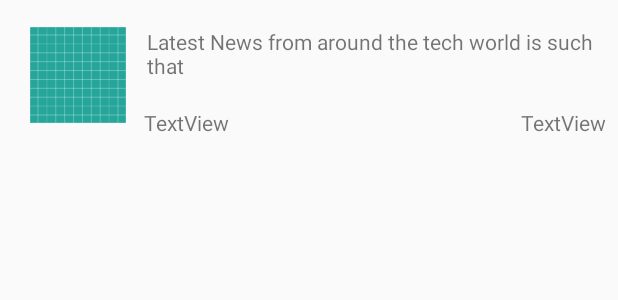
After one commit to gaurav-mishra8/KotlinSample, an Android app: the layout item_news_list.xml on its own in the app's theme, with its tools: preview values and no code run, on a phone screen of 412 x 824 dp. The commit adds this screen. Shown: the top 300 px of the screen. Run offline under Robolectric (Android 15) with nearby library versions, the phone set to English and light mode, and no system bars; network calls fail.

Commit message:
Add news list adapter

```diff
--- a/app/build.gradle
+++ b/app/build.gradle
@@ -40,6 +40,9 @@ dependencies {
     implementation "com.squareup.retrofit2:converter-gson:$retrofitVersion"
     implementation "com.squareup.retrofit2:adapter-rxjava2:$retrofitVersion"
 
+    implementation 'com.squareup.picasso:picasso:2.5.2'
+
+
     // Utility
     implementation "com.jakewharton:butterknife:$butterknifeVersion"
     kapt "com.jakewharton:butterknife-compiler:$butterknifeVersion"
--- a/app/src/main/java/com/greenbot/juniper/domain/api/NewsApiService.kt
+++ b/app/src/main/java/com/greenbot/juniper/domain/api/NewsApiService.kt
@@ -2,6 +2,7 @@ package com.greenbot.juniper.domain.api
 
 import com.greenbot.juniper.domain.model.NewsArticleResponse
 import io.reactivex.Observable
+import io.reactivex.Single
 import retrofit2.http.GET
 import retrofit2.http.Query
 
@@ -13,7 +14,7 @@ interface NewsApiService {
     @GET("/v1/articles")
     fun getNewsList(@Query("source") source: String,
                     @Query("sortBy") sortBy: String = "latest",
-                    @Query("apiKey") api: String = "78be71b8f91343c6956d1fd91d7dcc29"): Observable<NewsArticleResponse>
+                    @Query("apiKey") api: String = "78be71b8f91343c6956d1fd91d7dcc29"): Single<NewsArticleResponse>
 
 
 }
--- a/app/src/main/java/com/greenbot/juniper/ui/news/NewsView.kt
+++ b/app/src/main/java/com/greenbot/juniper/ui/news/NewsView.kt
@@ -1,11 +1,13 @@
 package com.greenbot.juniper.ui.news
+
+import com.greenbot.juniper.domain.model.NewsArticle
 
 /**
  * Created by gaurav on 9/7/17.
  */
 interface NewsView {
 
-    fun onNewsLoaded()
+    fun onNewsLoaded(articles: List<NewsArticle>)
 
     fun showLoading()
 
--- /dev/null
+++ b/app/src/main/res/layout/item_news_list.xml
@@ -0,0 +1,79 @@
+<?xml version="1.0" encoding="utf-8"?>
+<android.support.constraint.ConstraintLayout xmlns:android="http://schemas.android.com/apk/res/android"
+    xmlns:app="http://schemas.android.com/apk/res-auto"
+    xmlns:tools="http://schemas.android.com/tools"
+    android:layout_width="match_parent"
+    android:layout_height="100dp">
+
+    <ImageView
+        android:id="@+id/img_news"
+        android:layout_width="64dp"
+        android:layout_height="0dp"
+        android:layout_marginBottom="8dp"
+        android:layout_marginEnd="8dp"
+        android:layout_marginLeft="16dp"
+        android:layout_marginStart="16dp"
+        android:layout_marginTop="16dp"
+        android:scaleType="centerCrop"
+        app:layout_constraintBottom_toBottomOf="parent"
+        app:layout_constraintDimensionRatio="h,1:1"
+        app:layout_constraintEnd_toStartOf="@+id/tv_published_at"
+        app:layout_constraintLeft_toLeftOf="parent"
+        app:layout_constraintStart_toStartOf="parent"
+        app:layout_constraintTop_toTopOf="parent"
+        app:layout_constraintVertical_bias="0.166"
+        app:srcCompat="@drawable/ic_launcher_background" />
+
+    <TextView
+        android:id="@+id/tv_desc"
+        android:layout_width="0dp"
+        android:layout_height="48dp"
+        android:layout_marginEnd="8dp"
+        android:layout_marginStart="12dp"
+        android:layout_marginTop="16dp"
+        android:maxLines="2"
+        android:ellipsize="end"
+        android:padding="2dp"
+        app:layout_constraintEnd_toEndOf="parent"
+        app:layout_constraintStart_toEndOf="@+id/img_news"
+        tools:text="Latest News from around the tech world is such that"
+        app:layout_constraintTop_toTopOf="parent"
+        app:layout_constraintHorizontal_bias="0.5" />
+
+    <android.support.constraint.Guideline
+        android:id="@+id/guideline"
+        android:layout_width="wrap_content"
+        android:layout_height="wrap_content"
+        android:orientation="horizontal"
+        app:layout_constraintGuide_begin="-34dp" />
+
+    <android.support.constraint.Guideline
+        android:id="@+id/guideline2"
+        android:layout_width="wrap_content"
+        android:layout_height="wrap_content"
+        android:orientation="horizontal"
+        app:layout_constraintGuide_begin="266dp" />
+
+    <TextView
+        android:id="@+id/tv_author"
+        android:layout_width="wrap_content"
+        android:layout_height="wrap_content"
+        android:text="TextView"
+        app:layout_constraintStart_toEndOf="@+id/tv_published_at"
+        app:layout_constraintHorizontal_bias="0.5"
+        app:layout_constraintEnd_toEndOf="parent"
+        android:layout_marginTop="8dp"
+        app:layout_constraintTop_toBottomOf="@+id/tv_desc"
+        android:layout_marginEnd="8dp" />
+
+    <TextView
+        android:id="@+id/tv_published_at"
+        android:layout_width="wrap_content"
+        android:layout_height="21dp"
+        android:text="TextView"
+        app:layout_constraintEnd_toStartOf="@+id/tv_author"
+        app:layout_constraintBaseline_toBaselineOf="@+id/tv_author"
+        app:layout_constraintHorizontal_chainStyle="spread_inside"
+        app:layout_constraintStart_toStartOf="@+id/tv_desc" />
+
+</android.support.constraint.ConstraintLayout>
```
Also changed, not shown: app/src/main/java/com/greenbot/juniper/domain/model/NewsArticle.kt (+35 -1 lines), app/src/main/java/com/greenbot/juniper/ui/ViewType.kt (added, +14 -0 lines), app/src/main/java/com/greenbot/juniper/ui/ViewTypeDelegateAdapter.kt (added, +15 -0 lines), app/src/main/java/com/greenbot/juniper/ui/news/LoadingDelegateAdapter.kt (added, +23 -0 lines), app/src/main/java/com/greenbot/juniper/ui/news/NewsDelegateAdapter.kt (added, +53 -0 lines), app/src/main/java/com/greenbot/juniper/ui/news/NewsFragment.kt (+9 -4 lines), app/src/main/java/com/greenbot/juniper/ui/news/NewsListAdapter.kt (added, +52 -0 lines), app/src/main/java/com/greenbot/juniper/ui/news/NewsPresenterImpl.kt (+4 -4 lines), app/src/main/java/com/greenbot/juniper/utils/UiUtils.kt (+13 -0 lines), app/src/main/res/layout/news_item_loading.xml (added, +20 -0 lines).
